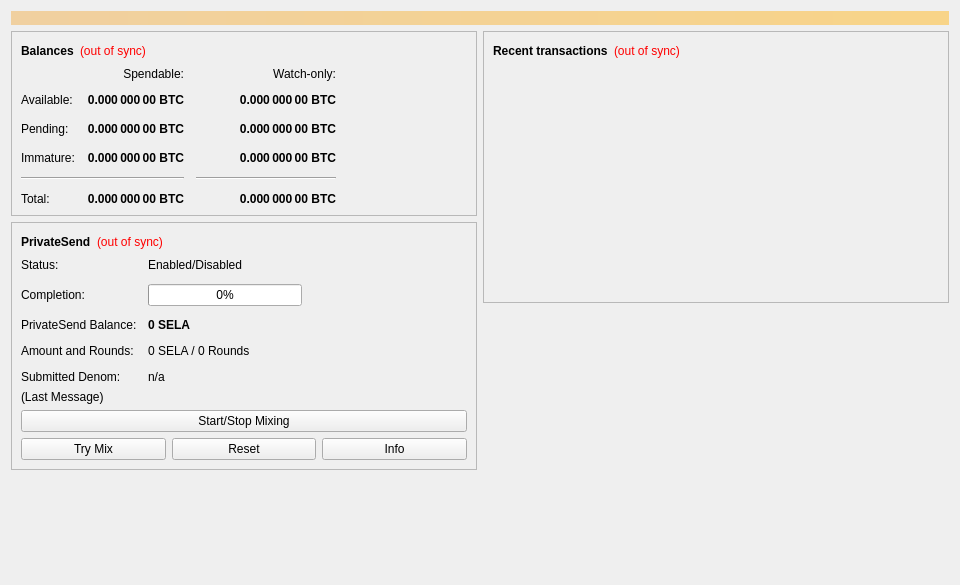
The window that src/qt/forms/overviewpage.ui (watsoncoders/SelaCoin) describes before a commit, drawn with Qt 5.
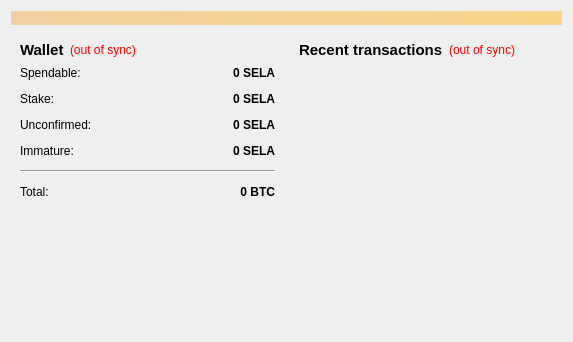
The same window after the commit.

```diff
--- a/src/qt/forms/overviewpage.ui
+++ b/src/qt/forms/overviewpage.ui
@@ -6,16 +6,10 @@
    <rect>
     <x>0</x>
     <y>0</y>
-    <width>960</width>
-    <height>585</height>
+    <width>573</width>
+    <height>342</height>
    </rect>
   </property>
-  <property name="minimumSize">
-   <size>
-    <width>960</width>
-    <height>0</height>
-   </size>
-  </property>
   <property name="windowTitle">
    <string>Form</string>
   </property>
@@ -26,7 +20,8 @@
       <bool>false</bool>
      </property>
      <property name="styleSheet">
-      <string notr="true">QLabel { background-color: qlineargradient(x1: 0, y1: 0, x2: 1, y2: 0, stop:0 #F0D0A0, stop:1 #F8D488); color:#000000; }</string>
+      <string notr="true">background-color: qlineargradient(x1: 0, y1: 0, x2: 1, y2: 0, stop:0 #F0D0A0, stop:1 #F8D488);  color:#000000
+</string>
      </property>
      <property name="wordWrap">
       <bool>true</bool>
@@ -44,13 +39,7 @@
      <item>
       <layout class="QVBoxLayout" name="verticalLayout_2">
        <item>
-        <widget class="QFrame" name="frame">
-         <property name="frameShape">
-          <enum>QFrame::StyledPanel</enum>
-         </property>
-         <property name="frameShadow">
-          <enum>QFrame::Raised</enum>
-         </property>
+        <widget class="QWidget" name="widget" native="true">
          <layout class="QVBoxLayout" name="verticalLayout_4">
           <item>
            <layout class="QHBoxLayout" name="horizontalLayout_4">
@@ -58,12 +47,13 @@
              <widget class="QLabel" name="label_5">
               <property name="font">
                <font>
+                <pointsize>11</pointsize>
                 <weight>75</weight>
                 <bold>true</bold>
                </font>
               </property>
               <property name="text">
-               <string>Balances</string>
+               <string>Wallet</string>
               </property>
              </widget>
             </item>
@@ -84,7 +74,7 @@
              </widget>
             </item>
             <item>
-             <spacer name="horizontalSpacer_3">
+             <spacer name="horizontalSpacer_2">
               <property name="orientation">
                <enum>Qt::Horizontal</enum>
               </property>
@@ -99,12 +89,25 @@
            </layout>
           </item>
           <item>
-           <layout class="QGridLayout" name="gridLayout">
-            <property name="spacing">
+           <layout class="QFormLayout" name="formLayout_2">
+            <property name="fieldGrowthPolicy">
+             <enum>QFormLayout::AllNonFixedFieldsGrow</enum>
+            </property>
+            <property name="horizontalSpacing">
              <number>12</number>
             </property>
-            <item row="2" column="2">
-             <widget class="QLabel" name="labelWatchPending">
+            <property name="verticalSpacing">
+             <number>12</number>
+            </property>
+            <item row="0" column="0">
+             <widget class="QLabel" name="label">
+              <property name="text">
+               <string>Spendable:</string>
+              </property>
+             </widget>
+            </item>
+            <item row="0" column="1">
+             <widget class="QLabel" name="labelBalance">
               <property name="font">
                <font>
                 <weight>75</weight>
@@ -118,7 +121,7 @@
                <string>Unconfirmed transactions to watch-only addresses</string>
               </property>
               <property name="text">
-               <string notr="true">0.000 000 00 BTC</string>
+               <string notr="true">0 SELA</string>
               </property>
               <property name="alignment">
                <set>Qt::AlignRight|Qt::AlignTrailing|Qt::AlignVCenter</set>
@@ -128,6 +131,45 @@
               </property>
              </widget>
             </item>
+            <item row="1" column="0">
+             <widget class="QLabel" name="label_6">
+              <property name="text">
+               <string>Stake:</string>
+              </property>
+             </widget>
+            </item>
+            <item row="1" column="1">
+             <widget class="QLabel" name="labelStake">
+              <property name="font">
+               <font>
+                <weight>75</weight>
+                <bold>true</bold>
+               </font>
+              </property>
+              <property name="cursor">
+               <cursorShape>IBeamCursor</cursorShape>
+              </property>
+              <property name="toolTip">
+               <string>Total of coins that was staked, and do not yet count toward the current balance</string>
+              </property>
+              <property name="text">
+               <string notr="true">0 SELA</string>
+              </property>
+              <property name="alignment">
+               <set>Qt::AlignRight|Qt::AlignTrailing|Qt::AlignVCenter</set>
+              </property>
+              <property name="textInteractionFlags">
+               <set>Qt::LinksAccessibleByMouse|Qt::TextSelectableByKeyboard|Qt::TextSelectableByMouse</set>
+              </property>
+             </widget>
+            </item>
+            <item row="2" column="0">
+             <widget class="QLabel" name="label_3">
+              <property name="text">
+               <string>Unconfirmed:</string>
+              </property>
+             </widget>
+            </item>
             <item row="2" column="1">
              <widget class="QLabel" name="labelUnconfirmed">
               <property name="font">
@@ -143,7 +185,7 @@
                <string>Total of transactions that have yet to be confirmed, and do not yet count toward the spendable balance</string>
               </property>
               <property name="text">
-               <string notr="true">0.000 000 00 BTC</string>
+               <string notr="true">0 SELA</string>
               </property>
               <property name="alignment">
                <set>Qt::AlignRight|Qt::AlignTrailing|Qt::AlignVCenter</set>
@@ -153,8 +195,15 @@
               </property>
              </widget>
             </item>
-            <item row="3" column="2">
-             <widget class="QLabel" name="labelWatchImmature">
+            <item row="3" column="0">
+             <widget class="QLabel" name="labelImmatureText">
+              <property name="text">
+               <string>Immature:</string>
+              </property>
+             </widget>
+            </item>
+            <item row="3" column="1">
+             <widget class="QLabel" name="labelImmature">
               <property name="font">
                <font>
                 <weight>75</weight>
@@ -168,7 +217,7 @@
                <string>Mined balance in watch-only addresses that has not yet matured</string>
               </property>
               <property name="text">
-               <string notr="true">0.000 000 00 BTC</string>
+               <string notr="true">0 SELA</string>
               </property>
               <property name="alignment">
                <set>Qt::AlignRight|Qt::AlignTrailing|Qt::AlignVCenter</set>
@@ -179,26 +228,7 @@
              </widget>
             </item>
             <item row="4" column="0" colspan="2">
-             <widget class="Line" name="lineSpendableBalance">
-              <property name="orientation">
-               <enum>Qt::Horizontal</enum>
-              </property>
-             </widget>
-            </item>
-            <item row="4" column="2">
-             <widget class="Line" name="lineWatchBalance">
-              <property name="sizePolicy">
-               <sizepolicy hsizetype="Preferred" vsizetype="Fixed">
-                <horstretch>0</horstretch>
-                <verstretch>0</verstretch>
-               </sizepolicy>
-              </property>
-              <property name="minimumSize">
-               <size>
-                <width>140</width>
-                <height>0</height>
-               </size>
-              </property>
+             <widget class="Line" name="line">
               <property name="orientation">
                <enum>Qt::Horizontal</enum>
               </property>
@@ -211,51 +241,6 @@
               </property>
              </widget>
             </item>
-            <item row="3" column="1">
-             <widget class="QLabel" name="labelImmature">
-              <property name="font">
-               <font>
-                <weight>75</weight>
-                <bold>true</bold>
-               </font>
-              </property>
-              <property name="cursor">
-               <cursorShape>IBeamCursor</cursorShape>
-              </property>
-              <property name="toolTip">
-               <string>Mined balance that has not yet matured</string>
-              </property>
-              <property name="text">
-               <string notr="true">0.000 000 00 BTC</string>
-              </property>
-              <property name="alignment">
-               <set>Qt::AlignRight|Qt::AlignTrailing|Qt::AlignVCenter</set>
-              </property>
-              <property name="textInteractionFlags">
-               <set>Qt::LinksAccessibleByMouse|Qt::TextSelectableByKeyboard|Qt::TextSelectableByMouse</set>
-              </property>
-             </widget>
-            </item>
-            <item row="2" column="3">
-             <spacer name="horizontalSpacer_2">
-              <property name="orientation">
-               <enum>Qt::Horizontal</enum>
-              </property>
-              <property name="sizeHint" stdset="0">
-               <size>
-                <width>40</width>
-                <height>20</height>
-               </size>
-              </property>
-             </spacer>
-            </item>
-            <item row="3" column="0">
-             <widget class="QLabel" name="labelImmatureText">
-              <property name="text">
-               <string>Immature:</string>
-              </property>
-             </widget>
-            </item>
             <item row="5" column="1">
              <widget class="QLabel" name="labelTotal">
               <property name="font">
@@ -271,7 +256,7 @@
                <string>Your current total balance</string>
               </property>
               <property name="text">
-               <string notr="true">0.000 000 00 BTC</string>
+               <string notr="true">0 BTC</string>
               </property>
               <property name="alignment">
                <set>Qt::AlignRight|Qt::AlignTrailing|Qt::AlignVCenter</set>
@@ -280,359 +265,6 @@
                <set>Qt::LinksAccessibleByMouse|Qt::TextSelectableByKeyboard|Qt::TextSelectableByMouse</set>
               </property>
              </widget>
-            </item>
-            <item row="5" column="2">
-             <widget class="QLabel" name="labelWatchTotal">
-              <property name="font">
-               <font>
-                <weight>75</weight>
-                <bold>true</bold>
-               </font>
-              </property>
-              <property name="cursor">
-               <cursorShape>IBeamCursor</cursorShape>
-              </property>
-              <property name="toolTip">
-               <string>Current total balance in watch-only addresses</string>
-              </property>
-              <property name="text">
-               <string notr="true">0.000 000 00 BTC</string>
-              </property>
-              <property name="alignment">
-               <set>Qt::AlignRight|Qt::AlignTrailing|Qt::AlignVCenter</set>
-              </property>
-              <property name="textInteractionFlags">
-               <set>Qt::LinksAccessibleByMouse|Qt::TextSelectableByKeyboard|Qt::TextSelectableByMouse</set>
-              </property>
-             </widget>
-            </item>
-            <item row="0" column="2">
-             <widget class="QLabel" name="labelWatchonly">
-              <property name="text">
-               <string>Watch-only:</string>
-              </property>
-              <property name="alignment">
-               <set>Qt::AlignRight|Qt::AlignTrailing|Qt::AlignVCenter</set>
-              </property>
-             </widget>
-            </item>
-            <item row="1" column="0">
-             <widget class="QLabel" name="labelBalanceText">
-              <property name="text">
-               <string>Available:</string>
-              </property>
-             </widget>
-            </item>
-            <item row="1" column="1">
-             <widget class="QLabel" name="labelBalance">
-              <property name="font">
-               <font>
-                <weight>75</weight>
-                <bold>true</bold>
-               </font>
-              </property>
-              <property name="cursor">
-               <cursorShape>IBeamCursor</cursorShape>
-              </property>
-              <property name="toolTip">
-               <string>Your current spendable balance</string>
-              </property>
-              <property name="text">
-               <string notr="true">0.000 000 00 BTC</string>
-              </property>
-              <property name="alignment">
-               <set>Qt::AlignRight|Qt::AlignTrailing|Qt::AlignVCenter</set>
-              </property>
-              <property name="textInteractionFlags">
-               <set>Qt::LinksAccessibleByMouse|Qt::TextSelectableByKeyboard|Qt::TextSelectableByMouse</set>
-              </property>
-             </widget>
-            </item>
-            <item row="1" column="2">
-             <widget class="QLabel" name="labelWatchAvailable">
-              <property name="font">
-               <font>
-                <weight>75</weight>
-                <bold>true</bold>
-               </font>
-              </property>
-              <property name="cursor">
-               <cursorShape>IBeamCursor</cursorShape>
-              </property>
-              <property name="toolTip">
-               <string>Your current balance in watch-only addresses</string>
-              </property>
-              <property name="text">
-               <string notr="true">0.000 000 00 BTC</string>
-              </property>
-              <property name="alignment">
-               <set>Qt::AlignRight|Qt::AlignTrailing|Qt::AlignVCenter</set>
-              </property>
-              <property name="textInteractionFlags">
-               <set>Qt::LinksAccessibleByMouse|Qt::TextSelectableByKeyboard|Qt::TextSelectableByMouse</set>
-              </property>
-             </widget>
-            </item>
-            <item row="2" column="0">
-             <widget class="QLabel" name="labelPendingText">
-              <property name="text">
-               <string>Pending:</string>
-              </property>
-             </widget>
-            </item>
-            <item row="0" column="1">
-             <widget class="QLabel" name="labelSpendable">
-              <property name="text">
-               <string>Spendable:</string>
-              </property>
-              <property name="alignment">
-               <set>Qt::AlignRight|Qt::AlignTrailing|Qt::AlignVCenter</set>
-              </property>
-             </widget>
-            </item>
-           </layout>
-          </item>
-         </layout>
-        </widget>
-       </item>
-       <item>
-        <widget class="QFrame" name="framePrivateSend">
-         <property name="layoutDirection">
-          <enum>Qt::LeftToRight</enum>
-         </property>
-         <property name="frameShape">
-          <enum>QFrame::StyledPanel</enum>
-         </property>
-         <property name="frameShadow">
-          <enum>QFrame::Raised</enum>
-         </property>
-         <layout class="QVBoxLayout" name="VerticalLayout_PS1">
-          <item>
-           <layout class="QHBoxLayout" name="horizontalLayout_5">
-            <item>
-             <widget class="QLabel" name="labelPrivateSendHeader">
-              <property name="font">
-               <font>
-                <weight>75</weight>
-                <bold>true</bold>
-               </font>
-              </property>
-              <property name="text">
-               <string>PrivateSend</string>
-              </property>
-             </widget>
-            </item>
-            <item>
-             <widget class="QLabel" name="labelPrivateSendSyncStatus">
-              <property name="toolTip">
-               <string>The displayed information may be out of date. Your wallet automatically synchronizes with the SelaCoin network after a connection is established, but this process has not completed yet.</string>
-              </property>
-              <property name="styleSheet">
-               <string notr="true">QLabel { color: red; }</string>
-              </property>
-              <property name="text">
-               <string notr="true">(out of sync)</string>
-              </property>
-              <property name="alignment">
-               <set>Qt::AlignLeading|Qt::AlignLeft|Qt::AlignVCenter</set>
-              </property>
-             </widget>
-            </item>
-            <item>
-             <spacer name="horizontalSpacer_4">
-              <property name="orientation">
-               <enum>Qt::Horizontal</enum>
-              </property>
-              <property name="sizeHint" stdset="0">
-               <size>
-                <width>40</width>
-                <height>20</height>
-               </size>
-              </property>
-             </spacer>
-            </item>
-           </layout>
-          </item>
-          <item>
-           <layout class="QFormLayout" name="privateSendFormLayout">
-            <property name="fieldGrowthPolicy">
-             <enum>QFormLayout::AllNonFixedFieldsGrow</enum>
-            </property>
-            <property name="horizontalSpacing">
-             <number>11</number>
-            </property>
-            <property name="verticalSpacing">
-             <number>12</number>
-            </property>
-            <item row="0" column="0">
-             <widget class="QLabel" name="labelPrivateSendEnabledText">
-              <property name="text">
-               <string>Status:</string>
-              </property>
-             </widget>
-            </item>
-            <item row="0" column="1">
-             <widget class="QLabel" name="labelPrivateSendEnabled">
-              <property name="text">
-               <string>Enabled/Disabled</string>
-              </property>
-             </widget>
-            </item>
-            <item row="1" column="0">
-             <widget class="QLabel" name="labelCompletitionText">
-              <property name="text">
-               <string>Completion:</string>
-              </property>
-             </widget>
-            </item>
-            <item row="1" column="1">
-             <widget class="QProgressBar" name="privateSendProgress">
-              <property name="maximumSize">
-               <size>
-                <width>154</width>
-                <height>16777215</height>
-               </size>
-              </property>
-              <property name="value">
-               <number>0</number>
-              </property>
-             </widget>
-            </item>
-            <item row="2" column="0">
-             <widget class="QLabel" name="labelAnonymizedText">
-              <property name="text">
-               <string>PrivateSend Balance:</string>
-              </property>
-             </widget>
-            </item>
-            <item row="2" column="1">
-             <widget class="QLabel" name="labelAnonymized">
-              <property name="font">
-               <font>
-                <weight>75</weight>
-                <bold>true</bold>
-               </font>
-              </property>
-              <property name="text">
-               <string notr="true">0 SELA</string>
-              </property>
-             </widget>
-            </item>
-            <item row="3" column="0">
-             <widget class="QLabel" name="labelAmountAndRoundsText">
-              <property name="text">
-               <string>Amount and Rounds:</string>
-              </property>
-             </widget>
-            </item>
-            <item row="3" column="1">
-             <widget class="QLabel" name="labelAmountRounds">
-              <property name="text">
-               <string>0 SELA / 0 Rounds</string>
-              </property>
-             </widget>
-            </item>
-            <item row="4" column="0">
-             <widget class="QLabel" name="labelSubmittedDenomText">
-              <property name="text">
-               <string>Submitted Denom:</string>
-              </property>
-             </widget>
-            </item>
-            <item row="4" column="1">
-             <widget class="QLabel" name="labelSubmittedDenom">
-              <property name="toolTip">
-               <string>The denominations you submitted to the Masternode.&lt;br&gt;To mix, other users must submit the exact same denominations.</string>
-              </property>
-              <property name="text">
-               <string>n/a</string>
-              </property>
-             </widget>
-            </item>
-           </layout>
-          </item>
-          <item>
-           <layout class="QVBoxLayout" name="VerticalLayout_PS">
-            <item>
-             <widget class="QLabel" name="labelPrivateSendLastMessage">
-              <property name="text">
-               <string>(Last Message)</string>
-              </property>
-              <property name="alignment">
-               <set>Qt::AlignLeading|Qt::AlignLeft|Qt::AlignTop</set>
-              </property>
-              <property name="wordWrap">
-               <bool>true</bool>
-              </property>
-             </widget>
-            </item>
-            <item>
-             <widget class="QPushButton" name="togglePrivateSend">
-              <property name="sizePolicy">
-               <sizepolicy hsizetype="MinimumExpanding" vsizetype="Fixed">
-                <horstretch>0</horstretch>
-                <verstretch>0</verstretch>
-               </sizepolicy>
-              </property>
-              <property name="text">
-               <string>Start/Stop Mixing</string>
-              </property>
-             </widget>
-            </item>
-            <item>
-             <layout class="QHBoxLayout" name="horizontalLayout_debugbuttons">
-              <item>
-               <widget class="QPushButton" name="privateSendAuto">
-                <property name="sizePolicy">
-                 <sizepolicy hsizetype="MinimumExpanding" vsizetype="Fixed">
-                  <horstretch>0</horstretch>
-                  <verstretch>0</verstretch>
-                 </sizepolicy>
-                </property>
-                <property name="toolTip">
-                 <string>Try to manually submit a PrivateSend request.</string>
-                </property>
-                <property name="text">
-                 <string>Try Mix</string>
-                </property>
-               </widget>
-              </item>
-              <item>
-               <widget class="QPushButton" name="privateSendReset">
-                <property name="sizePolicy">
-                 <sizepolicy hsizetype="MinimumExpanding" vsizetype="Fixed">
-                  <horstretch>0</horstretch>
-                  <verstretch>0</verstretch>
-                 </sizepolicy>
-                </property>
-                <property name="toolTip">
-                 <string>Reset the current status of PrivateSend (can interrupt PrivateSend if it's in the process of Mixing, which can cost you money!)</string>
-                </property>
-                <property name="autoFillBackground">
-                 <bool>false</bool>
-                </property>
-                <property name="text">
-                 <string>Reset</string>
-                </property>
-               </widget>
-              </item>
-              <item>
-               <widget class="QPushButton" name="privateSendInfo">
-                <property name="sizePolicy">
-                 <sizepolicy hsizetype="MinimumExpanding" vsizetype="Fixed">
-                  <horstretch>0</horstretch>
-                  <verstretch>0</verstretch>
-                 </sizepolicy>
-                </property>
-                <property name="toolTip">
-                 <string>Information about PrivateSend and Mixing</string>
-                </property>
-                <property name="text">
-                 <string>Info</string>
-                </property>
-               </widget>
-              </item>
-             </layout>
             </item>
            </layout>
           </item>
@@ -657,13 +289,7 @@
      <item>
       <layout class="QVBoxLayout" name="verticalLayout_3">
        <item>
-        <widget class="QFrame" name="frame_2">
-         <property name="frameShape">
-          <enum>QFrame::StyledPanel</enum>
-         </property>
-         <property name="frameShadow">
-          <enum>QFrame::Raised</enum>
-         </property>
+        <widget class="QWidget" name="widget_2" native="true">
          <layout class="QVBoxLayout" name="verticalLayout">
           <item>
            <layout class="QHBoxLayout" name="horizontalLayout_2">
@@ -671,12 +297,13 @@
              <widget class="QLabel" name="label_4">
               <property name="font">
                <font>
+                <pointsize>11</pointsize>
                 <weight>75</weight>
                 <bold>true</bold>
                </font>
               </property>
               <property name="text">
-               <string>Recent transactions</string>
+               <string>&lt;b&gt;Recent transactions&lt;/b&gt;</string>
               </property>
              </widget>
             </item>
@@ -692,7 +319,7 @@
                <string notr="true">(out of sync)</string>
               </property>
               <property name="alignment">
-               <set>Qt::AlignLeading|Qt::AlignLeft|Qt::AlignVCenter</set>
+               <set>Qt::AlignRight|Qt::AlignTrailing|Qt::AlignVCenter</set>
               </property>
              </widget>
             </item>
@@ -733,19 +360,6 @@
          </layout>
         </widget>
        </item>
-       <item>
-        <spacer name="verticalSpacer_2">
-         <property name="orientation">
-          <enum>Qt::Vertical</enum>
-         </property>
-         <property name="sizeHint" stdset="0">
-          <size>
-           <width>20</width>
-           <height>40</height>
-          </size>
-         </property>
-        </spacer>
-       </item>
       </layout>
      </item>
     </layout>
```
Left out of the diff: 12 changed lines with no effect on the pictures.
